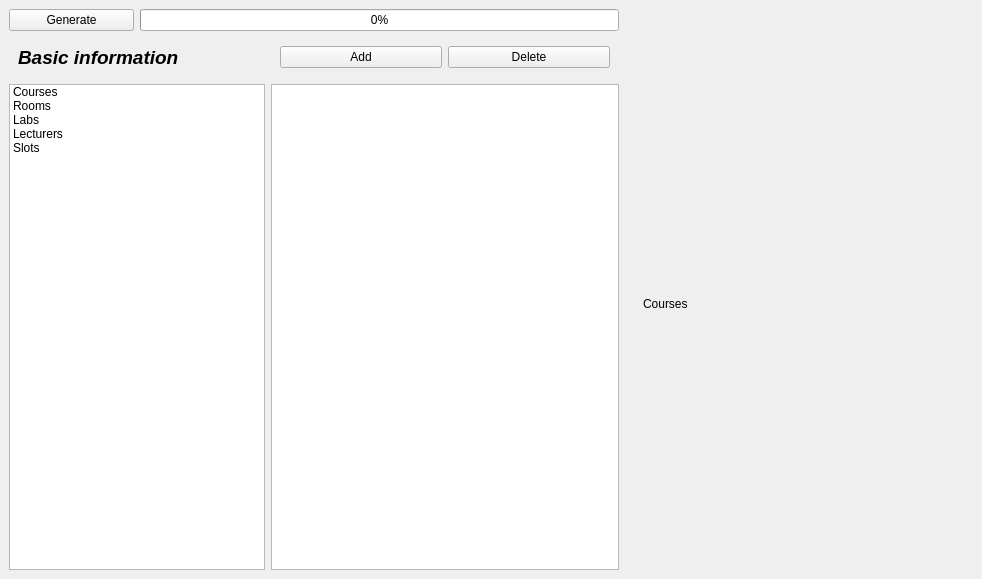
This is mainwindow.ui in ShutongZHENG/SmartTimetable_QT as Qt 5 draws it before an edit. The edited form follows.
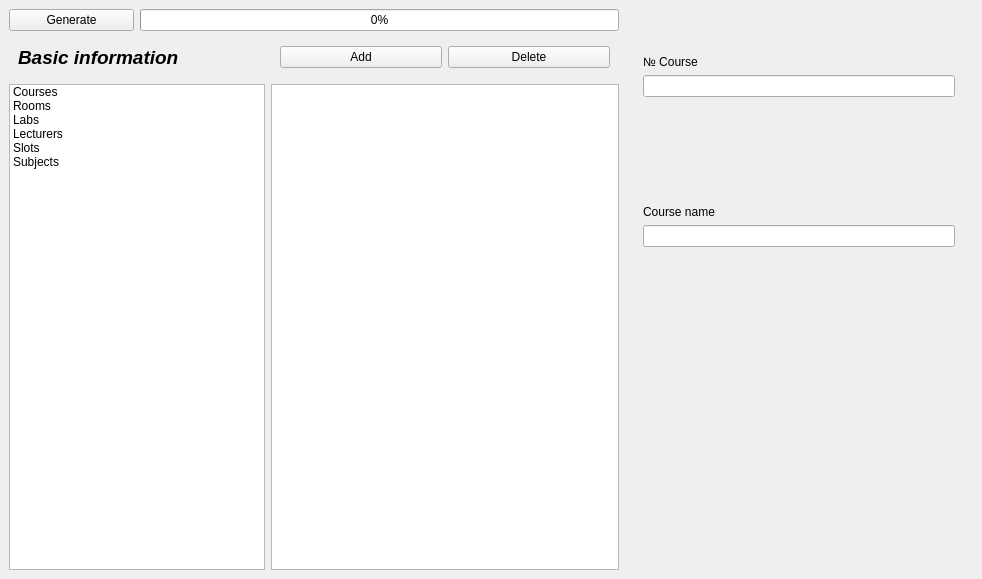
This is the edited form. The open tabs and pages were chosen to show the change.

The edit to the form file:
```diff
--- a/mainwindow.ui
+++ b/mainwindow.ui
@@ -63,6 +63,11 @@
           <string>Slots</string>
          </property>
         </item>
+        <item>
+         <property name="text">
+          <string>Subjects</string>
+         </property>
+        </item>
        </widget>
       </item>
       <item row="0" column="3">
@@ -97,10 +102,79 @@
              <item>
               <widget class="QLabel" name="label_2">
                <property name="text">
-                <string>Courses</string>
+                <string>№ Course</string>
                </property>
               </widget>
              </item>
+             <item>
+              <widget class="QLineEdit" name="lineEdit_noCourse">
+               <property name="readOnly">
+                <bool>true</bool>
+               </property>
+              </widget>
+             </item>
+             <item>
+              <spacer name="verticalSpacer_2">
+               <property name="orientation">
+                <enum>Qt::Vertical</enum>
+               </property>
+               <property name="sizeHint" stdset="0">
+                <size>
+                 <width>20</width>
+                 <height>40</height>
+                </size>
+               </property>
+              </spacer>
+             </item>
+             <item>
+              <widget class="QLabel" name="label_9">
+               <property name="text">
+                <string>Course name</string>
+               </property>
+              </widget>
+             </item>
+             <item>
+              <widget class="QLineEdit" name="lineEdit_courseName"/>
+             </item>
+             <item>
+              <spacer name="verticalSpacer_9">
+               <property name="orientation">
+                <enum>Qt::Vertical</enum>
+               </property>
+               <property name="sizeHint" stdset="0">
+                <size>
+                 <width>20</width>
+                 <height>40</height>
+                </size>
+               </property>
+              </spacer>
+             </item>
+             <item>
+              <spacer name="verticalSpacer_10">
+               <property name="orientation">
+                <enum>Qt::Vertical</enum>
+               </property>
+               <property name="sizeHint" stdset="0">
+                <size>
+                 <width>20</width>
+                 <height>40</height>
+                </size>
+               </property>
+              </spacer>
+             </item>
+             <item>
+              <spacer name="verticalSpacer_5">
+               <property name="orientation">
+                <enum>Qt::Vertical</enum>
+               </property>
+               <property name="sizeHint" stdset="0">
+                <size>
+                 <width>20</width>
+                 <height>40</height>
+                </size>
+               </property>
+              </spacer>
+             </item>
             </layout>
            </widget>
            <widget class="QWidget" name="page_Room">
```
Left out of the diff: 23 changed lines with no effect on the pictures.
